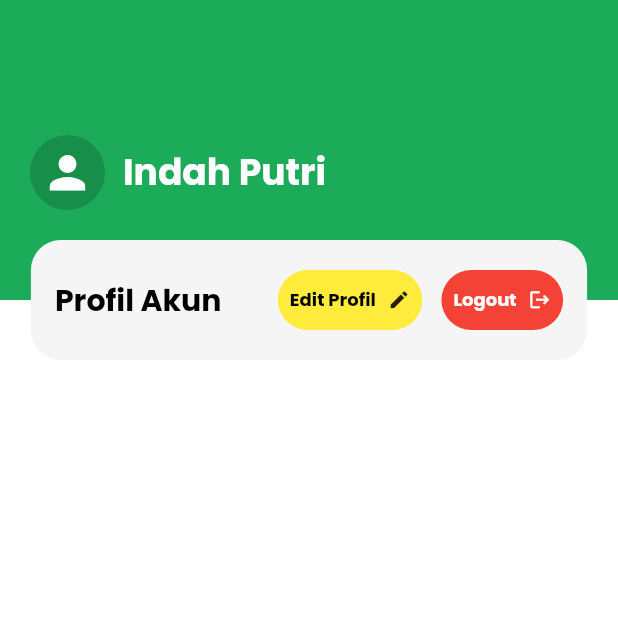
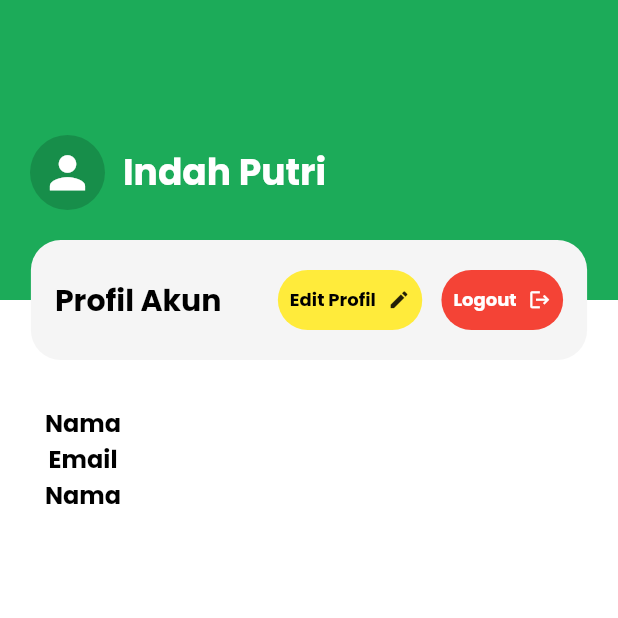
Before and after one commit to 45-Office-Booking-System/mobile-app, a Flutter app: the AccountScreen screen opened directly, on a phone screen of 412 x 824 dp, the top half of it. Run offline on Flutter 3.47's test engine with Material 2 defaults, Android fonts, the phone set to English and light mode, and no system bars; our stand-ins replace carousel_slider, dropdown_button2, flutter_rating_stars, google_fonts, shared_preferences; accounts and stored records are empty.

```diff
--- a/kantoor_app/lib/screens/main/account/account_screen.dart
+++ b/kantoor_app/lib/screens/main/account/account_screen.dart
@@ -16,6 +16,7 @@ class _AccountScreenState extends State<AccountScreen> {
         child: Column(
           children: [
             _buildHeader(),
+            _buildBody(),
           ],
         ),
       ),
@@ -154,4 +155,39 @@ class _AccountScreenState extends State<AccountScreen> {
       ],
     );
   }
+
+  Widget _buildBody() {
+    return Padding(
+      padding: const EdgeInsets.all(30.0),
+      child: Row(
+        children: [
+          Column(
+            children: [
+              Text(
+                'Nama',
+                style: subtitleTextStyle.copyWith(
+                  fontSize: 16,
+                  fontWeight: FontWeight.bold,
+                ),
+              ),
+              Text(
+                'Email',
+                style: subtitleTextStyle.copyWith(
+                  fontSize: 16,
+                  fontWeight: FontWeight.bold,
+                ),
+              ),
+              Text(
+                'Nama',
+                style: subtitleTextStyle.copyWith(
+                  fontSize: 16,
+                  fontWeight: FontWeight.bold,
+                ),
+              ),
+            ],
+          ),
+        ],
+      ),
+    );
+  }
 }
```
Also changed, not shown: kantoor_app/lib/models/wishlist.dart (+8 -0 lines), kantoor_app/lib/screens/main/home/home_screen.dart (+13 -14 lines), kantoor_app/lib/screens/main/home/live_chat_screen.dart (+25 -6 lines), kantoor_app/lib/screens/main/order/aktif_screen.dart (added, +50 -0 lines), kantoor_app/lib/screens/main/order/order_screen.dart (+36 -56 lines), kantoor_app/lib/screens/main/order/selesai_screen.dart (added, +33 -0 lines), kantoor_app/lib/screens/main/wishlist/wishlist_screen.dart (+17 -35 lines).
